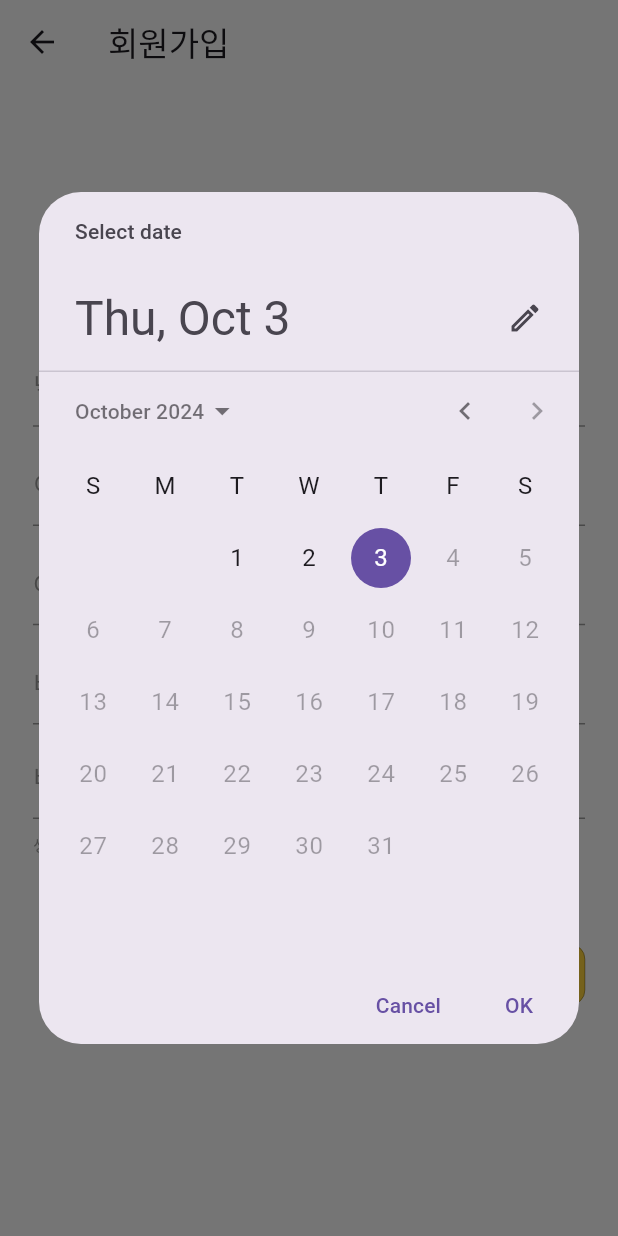
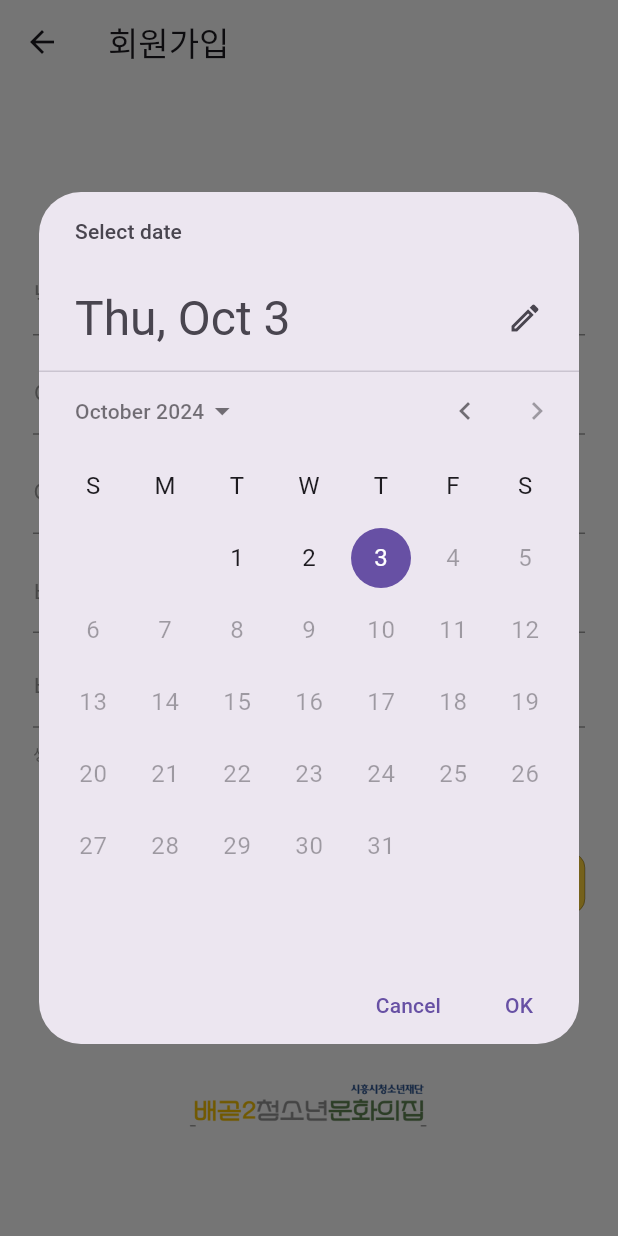
Before and after one commit to dahyeon-da/B2D2, a Flutter app: the Register screen opened directly, after a tap on the "date range" icon, on a phone screen of 412 x 824 dp. Run offline on Flutter 3.47's test engine with Material 3 defaults, Android fonts, the phone set to English and light mode, and no system bars; our stand-ins replace flutter_screenutil, google_fonts.

Commit message:
feat: 이미지 파일 추가 및 연결

```diff
--- a/frontend_project/lib/src/screen/auth/intro.dart
+++ b/frontend_project/lib/src/screen/auth/intro.dart
@@ -24,7 +24,7 @@ class _IntroState extends State<Intro> {
         children: [
           SizedBox(height: 150.h),
           Image.asset(
-            'assets/colorCircle.png',
+            'assets/clickMyPage.png',
             height: 330.h,
             width: double.infinity,
           ),
--- a/frontend_project/lib/src/screen/auth/register.dart
+++ b/frontend_project/lib/src/screen/auth/register.dart
@@ -35,7 +35,7 @@ class _RegisterState extends State<Register> {
       body: Form(
         child: ListView(
           children: [
-            SizedBox(height: 170.h),
+            SizedBox(height: 110.h),
             // 이름 입력창
             Container(
               margin: EdgeInsets.fromLTRB(20.w, 0, 20.w, 10.h),
```
Also changed, not shown: frontend_project/lib/src/screen/auth/findId.dart (added, +15 -0 lines), frontend_project/pubspec.yaml (+11 -3 lines), frontend_project/assets/clickFeedPage.png (added), frontend_project/assets/clickFeedWritePage.png (added), frontend_project/assets/clickMyPage.png (added), frontend_project/assets/clickPlusPage.png (added), frontend_project/assets/feedPage.png (added), frontend_project/assets/feedWritePage.png (added), frontend_project/assets/instagram.png (added), frontend_project/assets/logo.png (added), frontend_project/assets/myPage.png (added), frontend_project/assets/plusPage.png (added), 1 other file.
